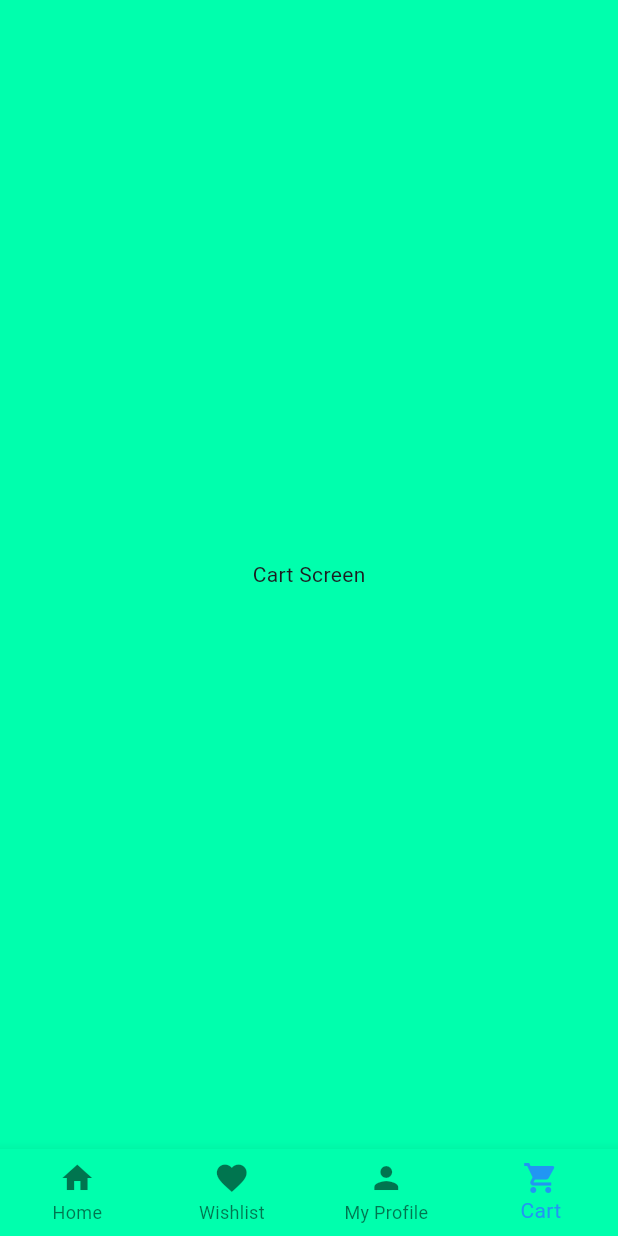
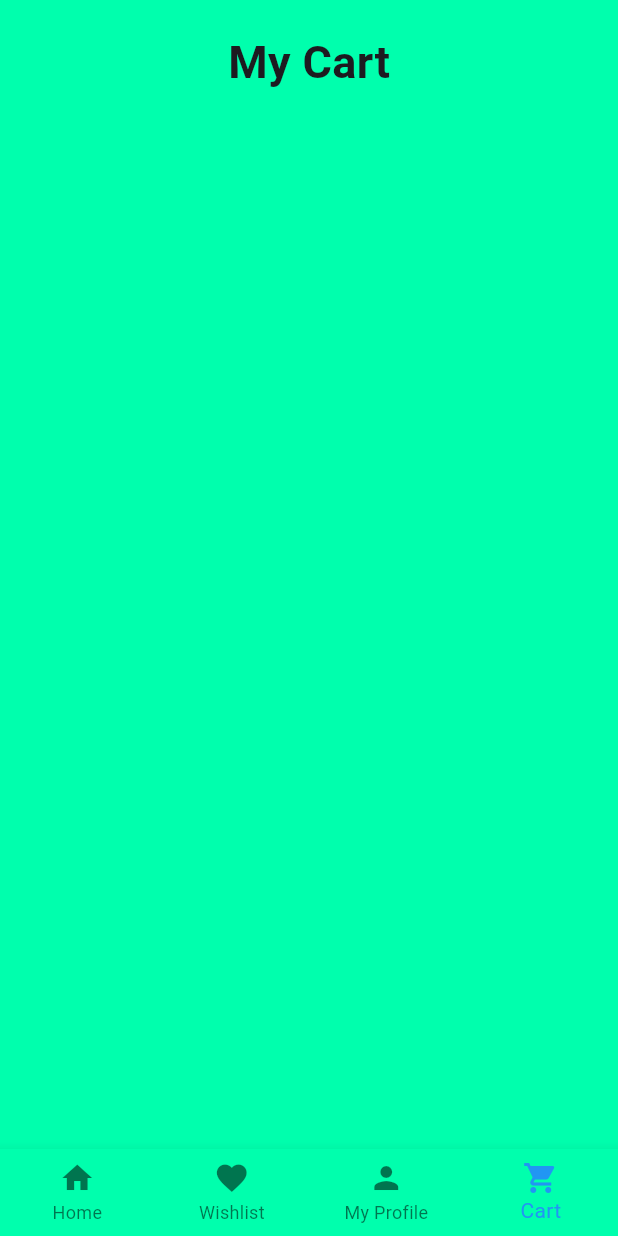
Before and after one commit to adithkrishnaor/flutter-shopping-app, a Flutter app: the CartScreen screen opened by its route, on a phone screen of 412 x 824 dp. Run offline on Flutter 3.47's test engine with Material 3 defaults, Android fonts, the phone set to English and light mode, and no system bars; our stand-ins replace carousel_slider.

Commit message:
cart heading only added

```diff
--- a/lib/Screens/cartscreen.dart
+++ b/lib/Screens/cartscreen.dart
@@ -7,7 +7,6 @@ class CartScreen extends StatefulWidget {
 }
 
 class _CartScreenState extends State<CartScreen> {
-
   int _currentIndex = 3;
 
   void _onTap(int index) {
@@ -16,14 +15,29 @@ class _CartScreenState extends State<CartScreen> {
     });
   }
 
-
   @override
   Widget build(BuildContext context) {
     return Scaffold(
-      body: Center(
-        child: Text('Cart Screen'),
+      body: const SafeArea(
+        child: Column(
+          children: [
+            SizedBox(
+              height: 20,
+            ),
+            Center(
+              child: Text(
+                'My Cart',
+                style: TextStyle(
+                  fontSize: 30,
+                  fontWeight: FontWeight.bold,
+                ),
+              ),
+            ),
+
+
+          ],
+        ),
       ),
-
       bottomNavigationBar: BottomNavigationBarWidget(
         currentIndex: _currentIndex,
         onTap: _onTap,
```
